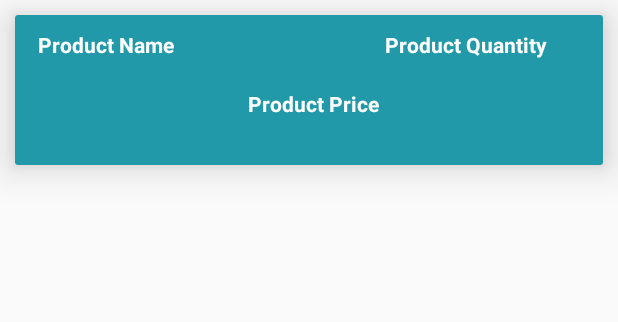
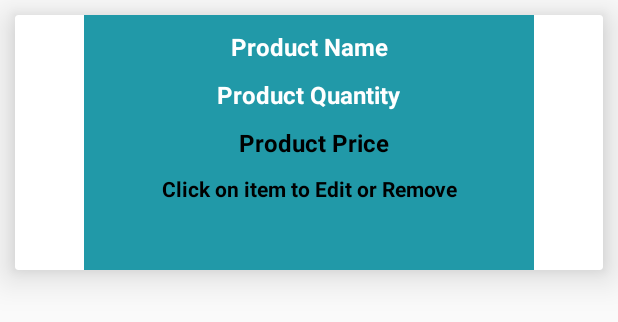
Before and after one commit to Isini-Dananjana/MADD-PharmacyApp, an Android app: the layout cart_items_layout.xml on its own in the app's theme, with its tools: preview values and no code run, on a phone screen of 412 x 824 dp. Shown: the top 322 px of the screen. Run offline under Robolectric (Android 15) with nearby library versions, the phone set to English and light mode, and no system bars.

Commit message:
test cases modified and layout modified

```diff
--- a/app/build.gradle
+++ b/app/build.gradle
@@ -103,6 +103,9 @@ dependencies {
     androidTestImplementation 'androidx.test.espresso:espresso-core:3.3.0'
 //animation
     implementation 'com.airbnb.android:lottie:3.4.2'
+
+    //fading text
+    implementation 'com.tomer:fadingtextview:1.8.1'
    //implementation  'com.github.YuganshT79:Smiley-Rating:1.0.2'
 
     implementation 'com.github.sujithkanna:smileyrating:2.0.0'
--- a/app/src/main/res/layout/cart_items_layout.xml
+++ b/app/src/main/res/layout/cart_items_layout.xml
@@ -7,34 +7,36 @@
     app:cardElevation="15dp">
 
     <RelativeLayout
-        android:layout_width="match_parent"
-        android:layout_height="100dp"
+        android:layout_width="300dp"
+        android:layout_height="170dp"
+        android:layout_marginStart="46dp"
         android:background="@color/colorPrimaryDark"
         android:padding="10dp"
         android:textAlignment="textEnd">
-
 
 
         <TextView
             android:id="@+id/cart_product_name"
             android:layout_width="160dp"
             android:layout_height="wrap_content"
-            android:layout_marginLeft="5dp"
+            android:layout_centerHorizontal="true"
             android:text="Product Name"
+            android:textAlignment="center"
             android:textColor="@android:color/white"
-            android:textSize="14dp"
+            android:textSize="16dp"
             android:textStyle="bold" />
 
         <TextView
             android:id="@+id/cart_product_quantity"
             android:layout_width="130dp"
             android:layout_height="wrap_content"
-            android:layout_alignParentEnd="true"
-            android:layout_marginLeft="5dp"
-            android:layout_marginRight="5dp"
+            android:layout_below="@id/cart_product_name"
+            android:layout_centerHorizontal="true"
+            android:layout_marginTop="10dp"
             android:text="Product Quantity"
+            android:textAlignment="center"
             android:textColor="@android:color/white"
-            android:textSize="14dp"
+            android:textSize="16dp"
             android:textStyle="bold" />
 
         <TextView
@@ -43,12 +45,29 @@
             android:layout_height="wrap_content"
             android:layout_below="@+id/cart_product_quantity"
             android:layout_marginLeft="5dp"
-            android:layout_marginTop="20dp"
+            android:layout_marginTop="10dp"
             android:gravity="center"
             android:text="Product Price"
-            android:textColor="@android:color/white"
+            android:textColor="@android:color/black"
+            android:textSize="16dp"
+            android:textStyle="bold" />
+
+        <TextView
+            android:id="@+id/marquee"
+            android:layout_width="match_parent"
+            android:layout_height="wrap_content"
+            android:textAlignment="center"
+            android:text="Click on item to Edit or Remove"
             android:textSize="14dp"
-            android:textStyle="bold" />
+            android:textColor="@android:color/black"
+            android:textStyle="bold"
+            android:padding="10dp"
+            android:layout_below="@id/cart_product_price"
+            android:singleLine="true"
+            android:ellipsize="marquee"
+            android:marqueeRepeatLimit="marquee_forever"
+            android:scrollHorizontally="true"
+            />
 
 
     </RelativeLayout>
```
Also changed, not shown: app/src/main/java/com/example/medicare_pharmacyapp/My_Cart.java (+9 -3 lines), app/src/main/res/layout/activity_my__cart.xml (+4 -4 lines), 1 other file.
